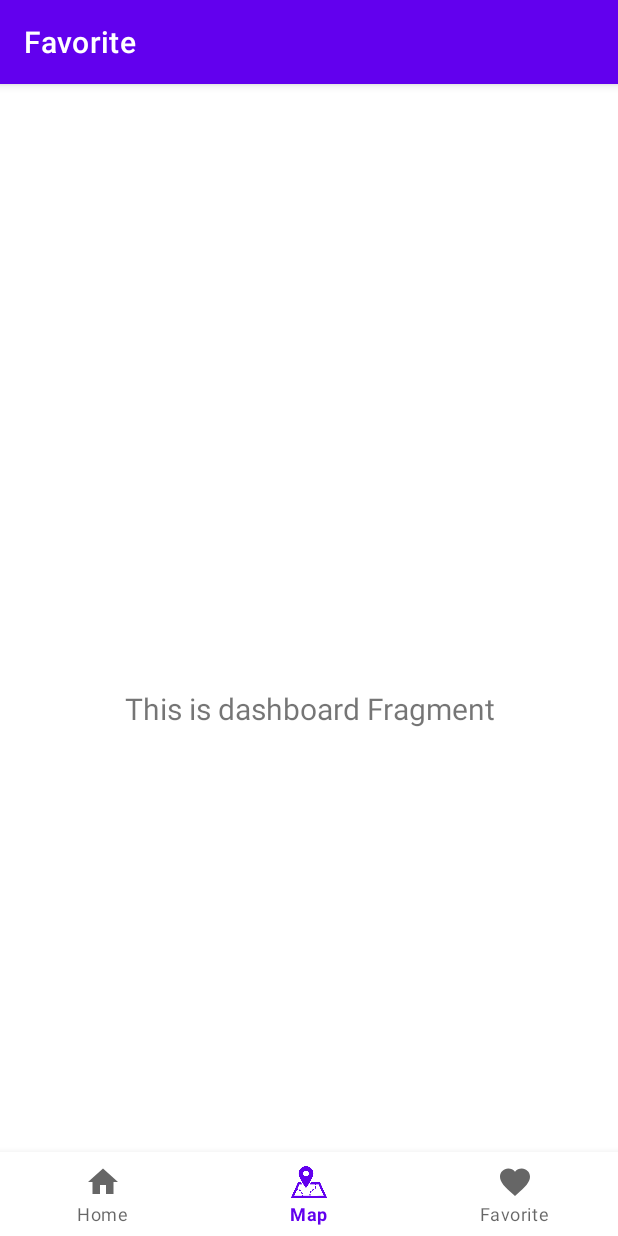
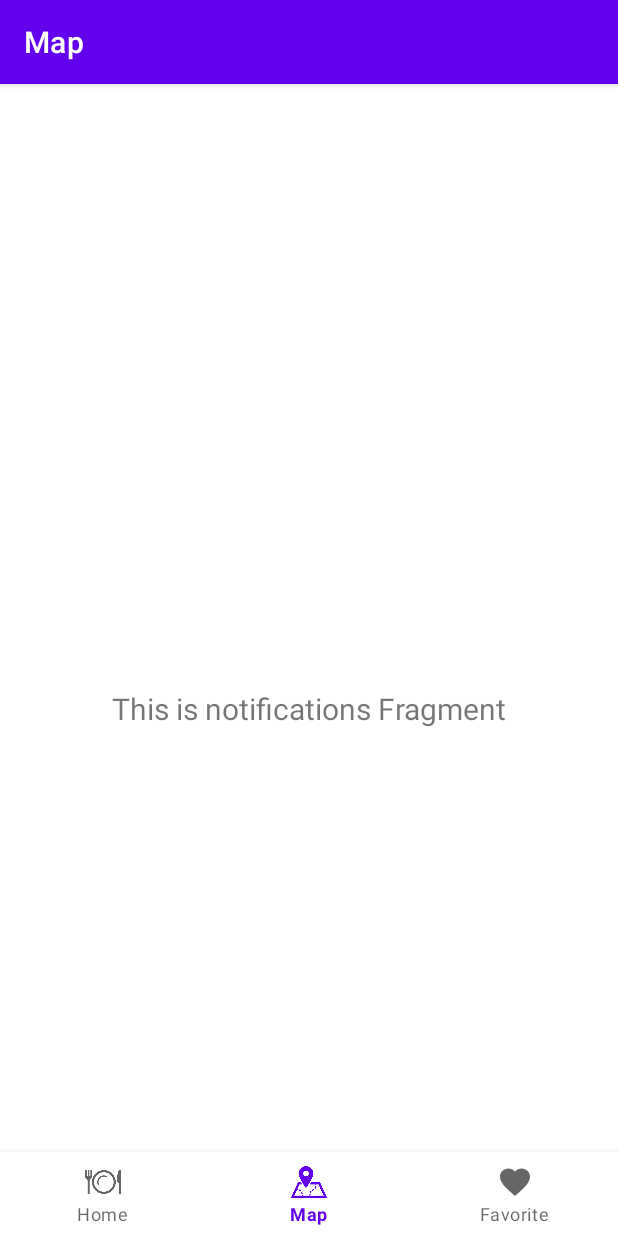
Before and after one commit to ike04/GourmetSearchApp, an Android app: the screen it shows after launch (MainActivity), item 2 of the bottom bar chosen, on a phone screen of 412 x 824 dp. Run offline under Robolectric (Android 15) with nearby library versions, the phone set to English and light mode, and no system bars; our stand-ins replace Dagger/Hilt's generated code, navigation-ui.

Commit message:
Fix navigation layout

```diff
--- a/app/src/main/res/drawable/ic_home_black_24dp.xml
+++ /dev/null
@@ -1,9 +0,0 @@
-<vector xmlns:android="http://schemas.android.com/apk/res/android"
-    android:width="24dp"
-    android:height="24dp"
-    android:viewportWidth="24.0"
-    android:viewportHeight="24.0">
-    <path
-        android:fillColor="#FF000000"
-        android:pathData="M10,20v-6h4v6h5v-8h3L12,3 2,12h3v8z" />
-</vector>
--- a/app/src/main/res/menu/bottom_nav_menu.xml
+++ b/app/src/main/res/menu/bottom_nav_menu.xml
@@ -3,7 +3,7 @@
 
     <item
         android:id="@+id/navigation_home"
-        android:icon="@drawable/ic_home_black_24dp"
+        android:icon="@drawable/navigation_home"
         android:title="@string/title_home" />
 
     <item
--- a/app/src/main/res/navigation/mobile_navigation.xml
+++ b/app/src/main/res/navigation/mobile_navigation.xml
@@ -13,13 +13,13 @@
 
     <fragment
         android:id="@+id/navigation_map"
+        android:name="com.google.codelab.gourmetsearchapp.ui.map.MapFragment"
+        android:label="@string/title_map"
+        tools:layout="@layout/fragment_map" />
+
+    <fragment
+        android:id="@+id/navigation_favorite_stores"
         android:name="com.google.codelab.gourmetsearchapp.ui.favorite.FavoriteStoresFragment"
         android:label="@string/title_favorite_stores"
         tools:layout="@layout/fragment_favorite_stores" />
-
-    <fragment
-        android:id="@+id/navigation_favorite_stores"
-        android:name="com.google.codelab.gourmetsearchapp.ui.map.MapFragment"
-        android:label="@string/title_map"
-        tools:layout="@layout/fragment_map" />
 </navigation>
```
Also changed, not shown: app/src/main/res/drawable/navigation_home.png (added).
